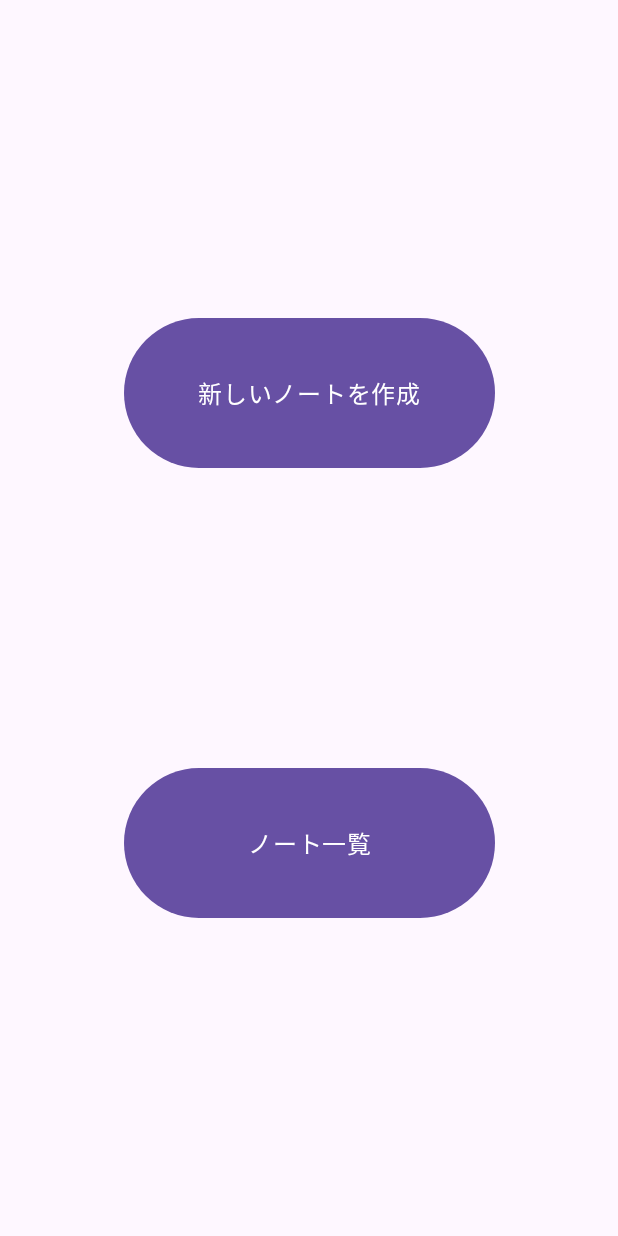
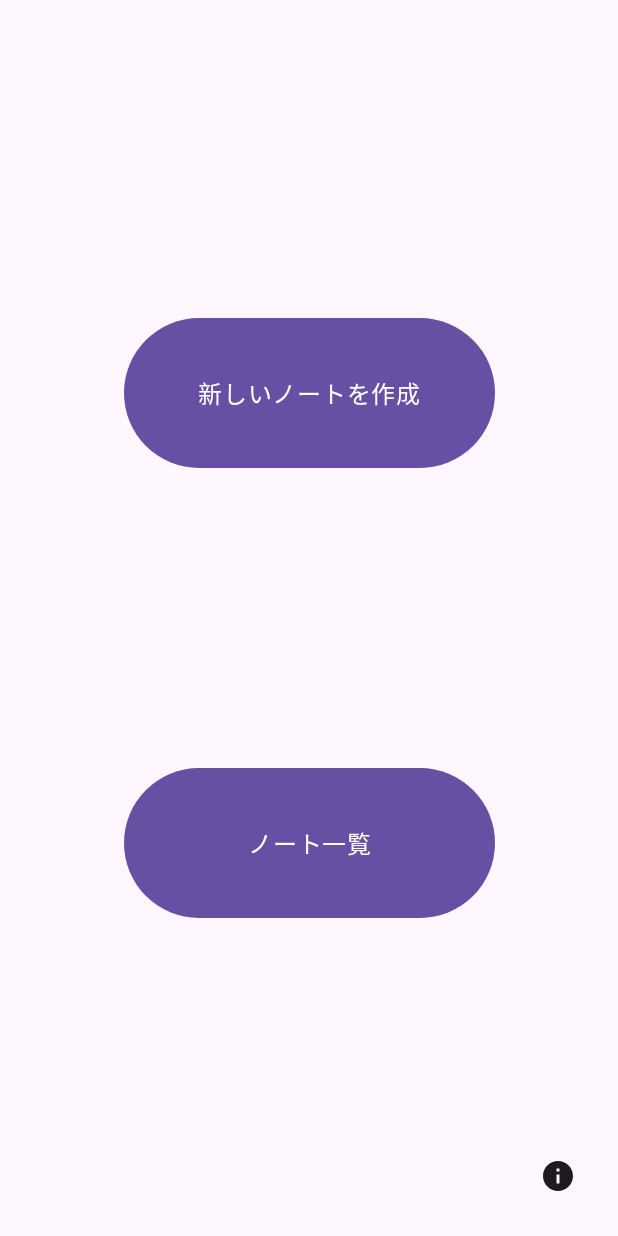
Before and after one commit to working-y-mizutani/Listenote, an Android app built with Jetpack Compose: the screen it shows after launch (MainActivity), on a phone screen of 412 x 824 dp. Run offline under Robolectric (Android 15) with nearby library versions, the phone set to English and light mode, and no system bars; our stand-ins replace Room's generated code; Roboto replaces fonts that are not available here; 3 statements that could not run were skipped.

Commit message:
feat:top画面にライセンス表示ボタンを配置

```diff
--- a/app/src/main/java/com/example/listenote/MainActivity.kt
+++ b/app/src/main/java/com/example/listenote/MainActivity.kt
@@ -1,12 +1,10 @@
 package com.example.listenote
 
 import android.app.Application
-import android.os.Build
 import android.os.Bundle
 import androidx.activity.ComponentActivity
 import androidx.activity.compose.setContent
 import androidx.activity.enableEdgeToEdge
-import androidx.annotation.RequiresApi
 import androidx.compose.foundation.layout.fillMaxSize
 import androidx.compose.foundation.layout.padding
 import androidx.compose.material3.Scaffold
@@ -23,6 +21,7 @@ import androidx.navigation.navArgument
 import com.example.listenote.player.AudioPlayerViewModel
 import com.example.listenote.ui.focus_todo.FocusToDoScreen
 import com.example.listenote.ui.focus_todo.FocusToDoViewModelFactory
+import com.example.listenote.ui.license.LicenseScreen
 import com.example.listenote.ui.memo_create_edit.MemoCreateEditScreen
 import com.example.listenote.ui.memo_create_edit.MemoCreateEditViewModelFactory
 import com.example.listenote.ui.notebook.NotebookScreen
@@ -34,7 +33,6 @@ import com.example.listenote.ui.todo_list.ToDoListViewModelFactory
 import com.example.listenote.ui.top.TopScreen
 
 class MainActivity : ComponentActivity() {
-    @RequiresApi(Build.VERSION_CODES.O)
     override fun onCreate(savedInstanceState: Bundle?) {
         super.onCreate(savedInstanceState)
         enableEdgeToEdge()
@@ -50,7 +48,6 @@ class MainActivity : ComponentActivity() {
     }
 }
 
-@RequiresApi(Build.VERSION_CODES.O)
 @Composable
 fun ListenoteApp(
     navController: NavHostController,
@@ -175,6 +172,10 @@ fun ListenoteApp(
                     )
                 }
             }
+
+            composable(route = "license") {
+                LicenseScreen()
+            }
         }
     }
 }
--- a/app/src/main/java/com/example/listenote/ui/top/TopScreen.kt
+++ b/app/src/main/java/com/example/listenote/ui/top/TopScreen.kt
@@ -10,8 +10,13 @@ import androidx.compose.foundation.layout.Column
 import androidx.compose.foundation.layout.fillMaxSize
 import androidx.compose.foundation.layout.fillMaxWidth
 import androidx.compose.foundation.layout.height
+import androidx.compose.foundation.layout.padding
+import androidx.compose.material.icons.Icons
+import androidx.compose.material.icons.filled.Info
 import androidx.compose.material3.Button
 import androidx.compose.material3.CircularProgressIndicator
+import androidx.compose.material3.Icon
+import androidx.compose.material3.IconButton
 import androidx.compose.material3.Text
 import androidx.compose.runtime.Composable
 import androidx.compose.runtime.LaunchedEffect
@@ -72,6 +77,7 @@ fun TopScreen(navController: NavController, modifier: Modifier = Modifier) {
         return
     }
 
+    Box(modifier = Modifier.fillMaxSize()) {
         Column(
             modifier = modifier.fillMaxSize(),
             verticalArrangement = Arrangement.spacedBy(
@@ -100,5 +106,20 @@ fun TopScreen(navController: NavController, modifier: Modifier = Modifier) {
             ) {
                 Text(text = stringResource(id = R.string.top_view_note_list))
             }
+
+
+        }
+
+        IconButton(
+            onClick = { navController.navigate("license") },
+            modifier = Modifier
+                .align(Alignment.BottomEnd) // 右下に配置
+                .padding(16.dp)
+        ) {
+            Icon(
+                imageVector = Icons.Default.Info,
+                contentDescription = "ライセンス情報"
+            )
         }
     }
+}
```
Also changed, not shown: app/src/main/java/com/example/listenote/ui/license/LicenseScreen.kt (added, +55 -0 lines), 1 other file. Lines whose indentation alone changed are shown as unchanged.
